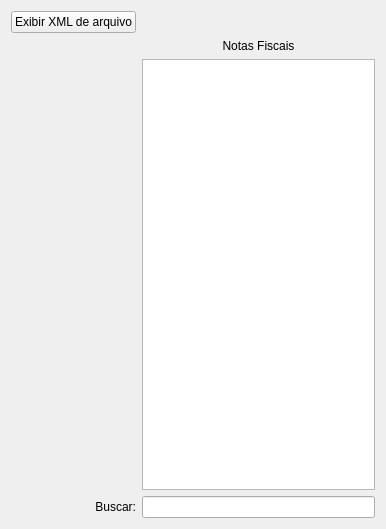
The window that ui/widgetnfeentrada.ui (lellisls/ERP-STACCATO) describes before a commit, drawn with Qt 5.
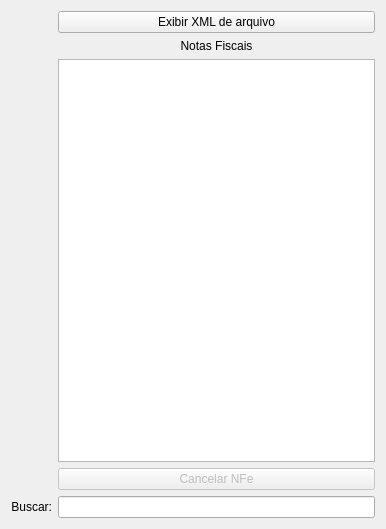
The same window after the commit. Custom widgets are drawn as their Qt base class.

What changed in the file:
```diff
--- a/ui/widgetnfeentrada.ui
+++ b/ui/widgetnfeentrada.ui
@@ -14,13 +14,6 @@
    <string>Form</string>
   </property>
   <layout class="QGridLayout" name="gridLayout">
-   <item row="0" column="0">
-    <widget class="QPushButton" name="pushButtonExibirXML">
-     <property name="text">
-      <string>Exibir XML de arquivo</string>
-     </property>
-    </widget>
-   </item>
    <item row="1" column="1">
     <widget class="QLabel" name="labelNfe">
      <property name="text">
@@ -31,6 +24,33 @@
      </property>
     </widget>
    </item>
+   <item row="4" column="0">
+    <widget class="QLabel" name="labelBuscar">
+     <property name="enabled">
+      <bool>true</bool>
+     </property>
+     <property name="text">
+      <string>Buscar:</string>
+     </property>
+     <property name="alignment">
+      <set>Qt::AlignRight|Qt::AlignTrailing|Qt::AlignVCenter</set>
+     </property>
+    </widget>
+   </item>
+   <item row="4" column="1">
+    <widget class="QLineEdit" name="lineEditBusca">
+     <property name="enabled">
+      <bool>true</bool>
+     </property>
+    </widget>
+   </item>
+   <item row="0" column="1">
+    <widget class="QPushButton" name="pushButtonExibirXML">
+     <property name="text">
+      <string>Exibir XML de arquivo</string>
+     </property>
+    </widget>
+   </item>
    <item row="2" column="1">
     <widget class="TableView" name="table">
      <property name="mouseTracking">
@@ -53,23 +73,13 @@
      </attribute>
     </widget>
    </item>
-   <item row="3" column="0">
-    <widget class="QLabel" name="labelBuscar">
-     <property name="enabled">
-      <bool>true</bool>
-     </property>
-     <property name="text">
-      <string>Buscar:</string>
-     </property>
-     <property name="alignment">
-      <set>Qt::AlignRight|Qt::AlignTrailing|Qt::AlignVCenter</set>
-     </property>
-    </widget>
-   </item>
    <item row="3" column="1">
-    <widget class="QLineEdit" name="lineEditBusca">
+    <widget class="QPushButton" name="pushButtonCancelarNFe">
      <property name="enabled">
-      <bool>true</bool>
+      <bool>false</bool>
+     </property>
+     <property name="text">
+      <string>Cancelar NFe</string>
      </property>
     </widget>
    </item>
```
